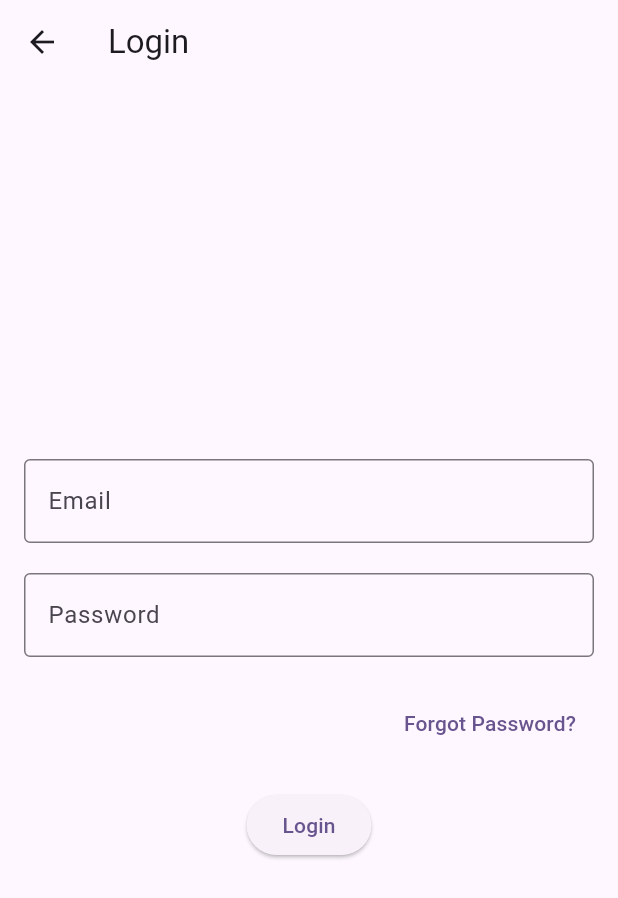
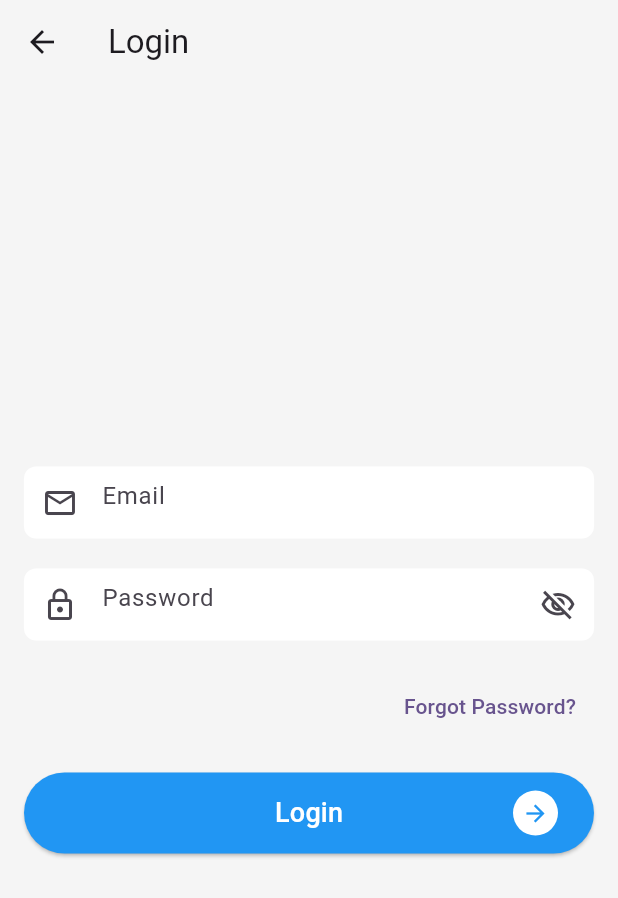
Before and after one commit to RendhikaAditya/slicing_tim6, a Flutter app: the LoginPage screen opened directly, on a phone screen of 412 x 824 dp. Shown: the top 898 px of the screen. Run offline on Flutter 3.47's test engine with Material 3 defaults, Android fonts, the phone set to English and light mode, and no system bars.

Commit message:
edit some stuf

```diff
--- a/lib/login/loginPage.dart
+++ b/lib/login/loginPage.dart
@@ -1,31 +1,38 @@
 import 'package:flutter/material.dart';
 import 'package:slicing_tim6/forgot_password/forgot_password.dart';
+import 'package:slicing_tim6/widget/custom_button.dart';
+import 'package:slicing_tim6/widget/custom_text_field.dart';
+import 'package:slicing_tim6/widget/password_text_field.dart';
 
 class LoginPage extends StatelessWidget {
+  TextEditingController txtEmail = TextEditingController();
+  TextEditingController txtPassword = TextEditingController();
+
   @override
   Widget build(BuildContext context) {
     return Scaffold(
       appBar: AppBar(
+        backgroundColor: Colors.grey[100],
         title: Text('Login'),
       ),
-      body: Padding(
+      body: Container(
+        decoration: BoxDecoration(
+            color: Colors.grey[100]
+        ),
+        child: Padding(
           padding: EdgeInsets.all(16.0),
           child: Column(
             mainAxisAlignment: MainAxisAlignment.center,
             children: [
-            TextFormField(
-              decoration: InputDecoration(
-                labelText: 'Email',
-                border: OutlineInputBorder(),
-              ),
+              CustomTextField(
+                  hintText: "Email",
+                  controller: txtEmail,
+                  icon: Icons.mail_outline
               ),
               SizedBox(height: 20),
-            TextFormField(
-              obscureText: true,
-              decoration: InputDecoration(
-                labelText: 'Password',
-                border: OutlineInputBorder(),
-              ),
+              PasswordTextField(
+                  hintText: "Password",
+                  controller: txtPassword,
               ),
               SizedBox(height: 20),
               Row(
@@ -44,13 +51,12 @@ class LoginPage extends StatelessWidget {
                 ],
               ),
               SizedBox(height: 20),
-            ElevatedButton(
-              onPressed: () {
-                // Tambahkan fungsi untuk melakukan login
-              },
-              child: Text('Login'),
+              CustomButton(
+                text: "Login",
+                onPressed: (){},
+              )
+            ],
           ),
-          ],
         ),
       ),
     );
--- a/lib/splashscreen/intro03Page.dart
+++ b/lib/splashscreen/intro03Page.dart
@@ -16,7 +16,7 @@ class SplashScreenIntro03 extends StatelessWidget {
               mainAxisAlignment: MainAxisAlignment.center,
               children: [
                 Text(
-                  "Learn from Anytime",
+                  "Get Online Certificate",
                   style: TextStyle(
                     fontFamily: 'Jost',
                     fontSize: 24,
@@ -26,7 +26,7 @@ class SplashScreenIntro03 extends StatelessWidget {
                 ),
                 SizedBox(height: 10),
                 Text(
-                  "Booked or Same the Lectures for Future",
+                  "Analyse your scores and Track your results",
                   style: TextStyle(
                     fontFamily: 'Mulish',
                     fontSize: 14,
```
Also changed, not shown: lib/forgot_password/change_password.dart (+17 -12 lines), lib/widget/custom_dialog.dart (+4 -4 lines). Lines whose indentation alone changed are shown as unchanged.
